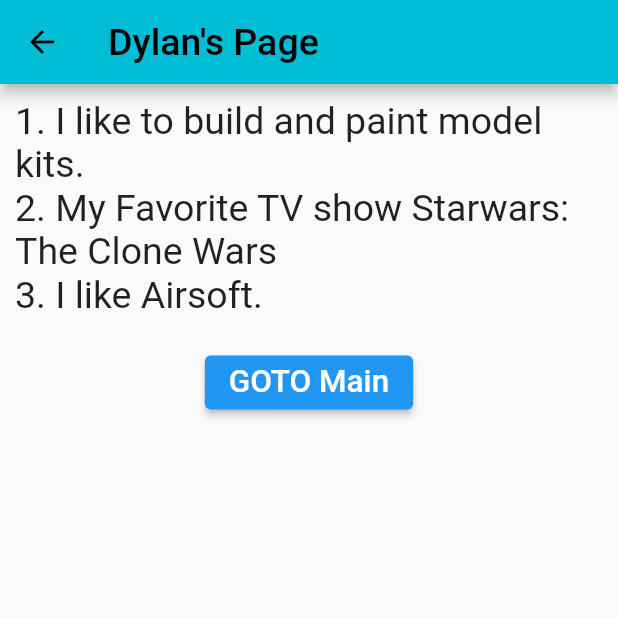
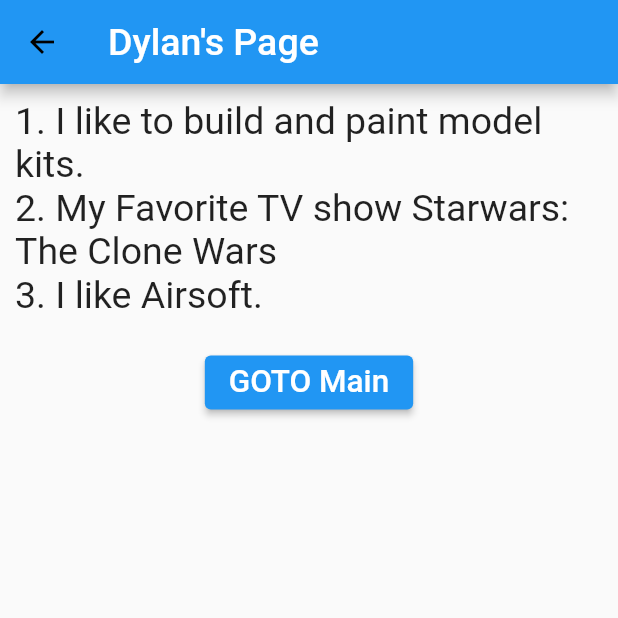
Before and after one commit to shaolin-diamonds/Group1_A3, a Flutter app: the dylanspage screen opened directly, on a phone screen of 412 x 824 dp, the top half of it. Run offline on Flutter 3.47's test engine with Material 2 defaults, Android fonts, the phone set to English and light mode, and no system bars.

Commit message:
Update dylanspage.dart

```diff
--- a/lib/dylansfolder/dylanspage.dart
+++ b/lib/dylansfolder/dylanspage.dart
@@ -8,7 +8,9 @@ class dylanspage extends StatelessWidget {
   Widget build(BuildContext context) {
     return Scaffold(
       appBar: AppBar(
-        title: Text("Dylan's Page", style: TextStyle(fontSize: 25)),
+        backgroundColor: Colors.blue,
+        title: Text("Dylan's Page",
+            style: TextStyle(fontSize: 25, color: Colors.white)),
       ),
       body: Center(
         child: Column(
```
